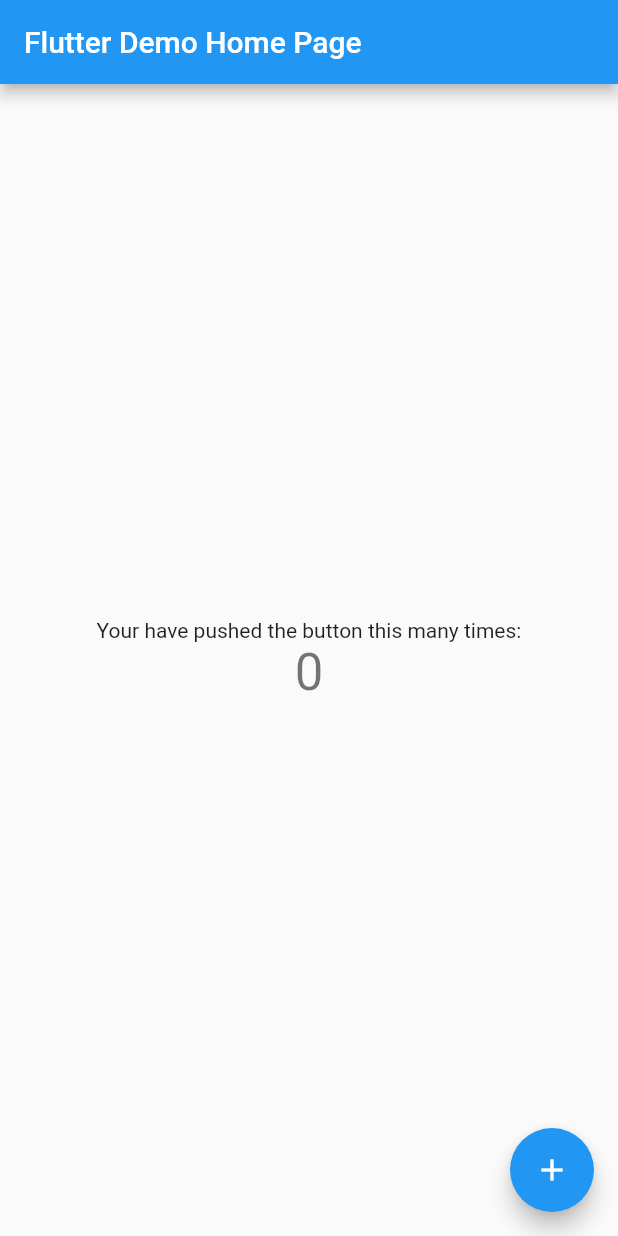
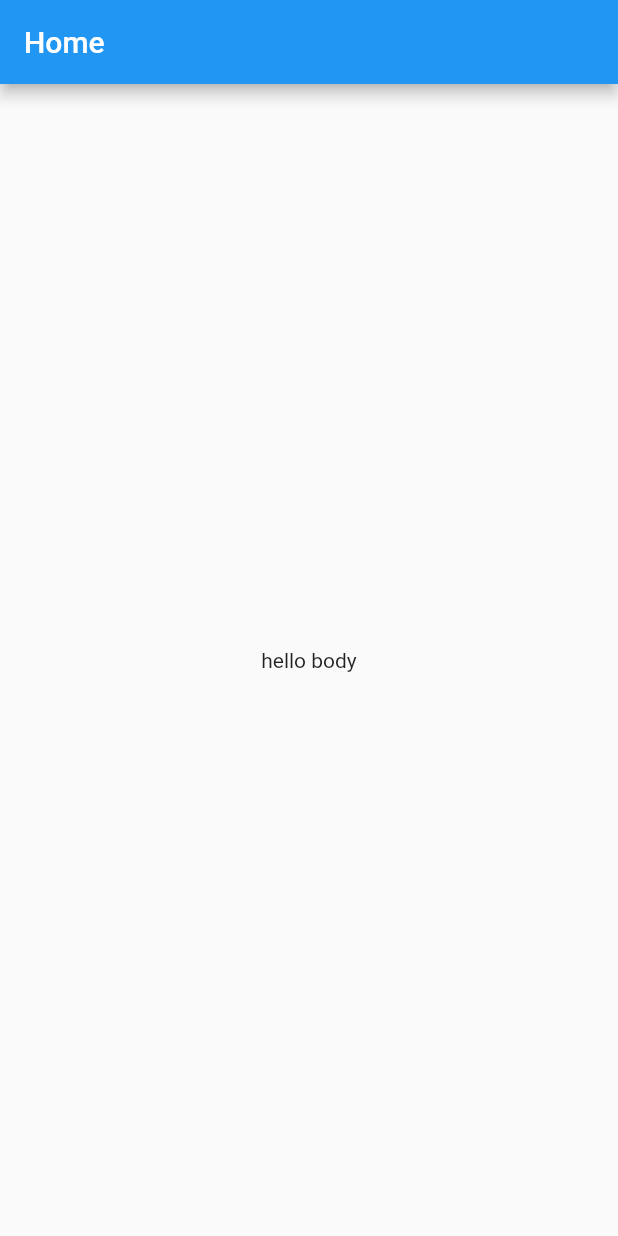
Before and after one commit to im-malikjaved/flutter, a Flutter app: the screen it shows after launch, on a phone screen of 412 x 824 dp. Run offline on Flutter 3.47's test engine with Material 2 defaults, Android fonts, the phone set to English and light mode, and no system bars.

Commit message:
ch1  complete

```diff
--- a/lib/main.dart
+++ b/lib/main.dart
@@ -1,115 +1,23 @@
 import 'package:flutter/material.dart';
 
 void main() {
-  runApp(const MyApp());
+  runApp(MaterialApp(title: 'Awesome app', home: HomePage()));
 }
 
-class MyApp extends StatelessWidget {
-  const MyApp({Key? key}) : super(key: key);
-
-  // This widget is the root of your application.
+//stl
+// ignore: use_key_in_widget_constructors
+class HomePage extends StatelessWidget {
   @override
   Widget build(BuildContext context) {
-    return MaterialApp(
-      title: 'Flutter Demo',
-      theme: ThemeData(
-        // This is the theme of your application.
-        //
-        // Try running your application with "flutter run". You'll see the
-        // application has a blue toolbar. Then, without quitting the app, try
-        // changing the primarySwatch below to Colors.green and then invoke
-        // "hot reload" (press "r" in the console where you ran "flutter run",
-        // or simply save your changes to "hot reload" in a Flutter IDE).
-        // Notice that the counter didn't reset back to zero; the application
-        // is not restarted.
-        primarySwatch: Colors.blue,
+    return Scaffold(
+      appBar: AppBar(
+        // ignore: prefer_const_constructors
+        title: Text("Home"),
       ),
-      home: const MyHomePage(title: 'Flutter Demo Home Page'),
+      // ignore: avoid_unnecessary_containers
+      body: Container(
+        child: Center(child: Text("hello body")),
+      ),
     );
   }
 }
-
-class MyHomePage extends StatefulWidget {
-  const MyHomePage({Key? key, required this.title}) : super(key: key);
-
-  // This widget is the home page of your application. It is stateful, meaning
-  // that it has a State object (defined below) that contains fields that affect
-  // how it looks.
-
-  // This class is the configuration for the state. It holds the values (in this
-  // case the title) provided by the parent (in this case the App widget) and
-  // used by the build method of the State. Fields in a Widget subclass are
-  // always marked "final".
-
-  final String title;
-
-  @override
-  State<MyHomePage> createState() => _MyHomePageState();
-}
-
-class _MyHomePageState extends State<MyHomePage> {
-  int _counter = 0;
-
-  void _incrementCounter() {
-    setState(() {
-      // This call to setState tells the Flutter framework that something has
-      // changed in this State, which causes it to rerun the build method below
-      // so that the display can reflect the updated values. If we changed
-      // _counter without calling setState(), then the build method would not be
-      // called again, and so nothing would appear to happen.
-      _counter++;
-    });
-  }
-
-  @override
-  Widget build(BuildContext context) {
-    // This method is rerun every time setState is called, for instance as done
-    // by the _incrementCounter method above.
-    //
-    // The Flutter framework has been optimized to make rerunning build methods
-    // fast, so that you can just rebuild anything that needs updating rather
-    // than having to individually change instances of widgets.
-    return Scaffold(
-      appBar: AppBar(
-        // Here we take the value from the MyHomePage object that was created by
-        // the App.build method, and use it to set our appbar title.
-        title: Text(widget.title),
-      ),
-      body: Center(
-        // Center is a layout widget. It takes a single child and positions it
-        // in the middle of the parent.
-        child: Column(
-          // Column is also a layout widget. It takes a list of children and
-          // arranges them vertically. By default, it sizes itself to fit its
-          // children horizontally, and tries to be as tall as its parent.
-          //
-          // Invoke "debug painting" (press "p" in the console, choose the
-          // "Toggle Debug Paint" action from the Flutter Inspector in Android
-          // Studio, or the "Toggle Debug Paint" command in Visual Studio Code)
-          // to see the wireframe for each widget.
-          //
-          // Column has various properties to control how it sizes itself and
-          // how it positions its children. Here we use mainAxisAlignment to
-          // center the children vertically; the main axis here is the vertical
-          // axis because Columns are vertical (the cross axis would be
-          // horizontal).
-          mainAxisAlignment: MainAxisAlignment.center,
-          children: <Widget>[
-            const Text(
-              'Your have pushed the button this many times:',
-            ),
-            Text(
-              '$_counter',
-              style: Theme.of(context).textTheme.headline4,
-            ),
-          ],
-        ),
-      ),
-      floatingActionButton: FloatingActionButton(
-        onPressed: _incrementCounter,
-        tooltip: 'Increment',
-        child: const Icon(Icons.add),
-      ), // This trailing comma makes auto-formatting nicer for build methods.
-    );
-  }
-}
```
